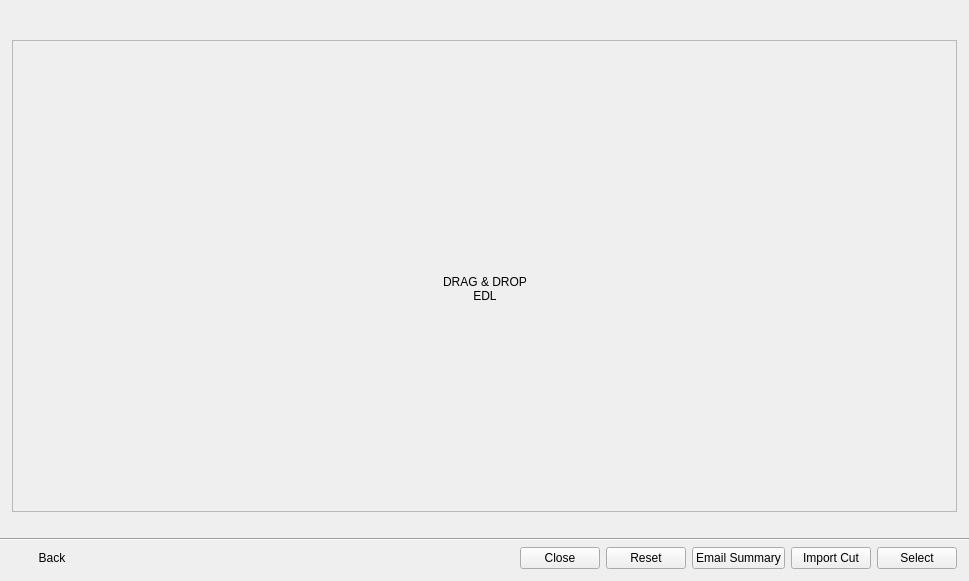
Qt form resources/dialog.ui (shotgunsoftware/tk-multi-importcut) before a commit.
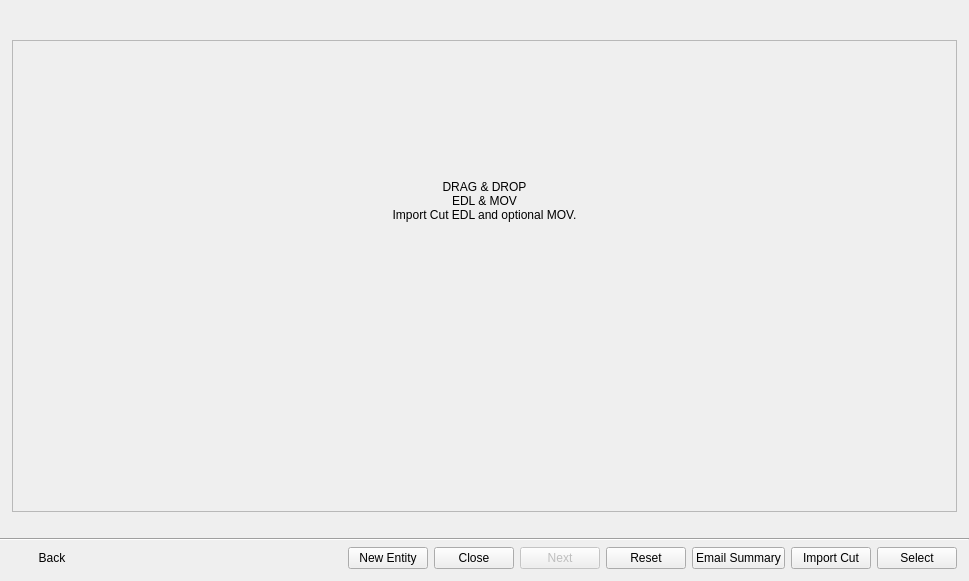
The same form after that commit. The open tabs and pages were chosen to show the change. Icons and pictures are not drawn. Custom widgets are drawn as their Qt base class.

Commit message: For #35628, #35000, and #35626, improved success screen, added support for base layer media, and user can now create linked entity on the fly. A number of bugs were also addressed. Closes #20.

```diff
--- a/resources/dialog.ui
+++ b/resources/dialog.ui
@@ -102,39 +102,133 @@
          <property name="frameShadow">
           <enum>QFrame::Raised</enum>
          </property>
-         <layout class="QGridLayout" name="gridLayout">
-          <item row="1" column="0">
-           <spacer name="horizontalSpacer_10">
-            <property name="orientation">
-             <enum>Qt::Horizontal</enum>
-            </property>
-            <property name="sizeHint" stdset="0">
+         <layout class="QVBoxLayout" name="verticalLayout_12" stretch="0,0,0,0,0,0,0">
+          <property name="spacing">
+           <number>0</number>
+          </property>
+          <property name="leftMargin">
+           <number>0</number>
+          </property>
+          <property name="topMargin">
+           <number>0</number>
+          </property>
+          <property name="rightMargin">
+           <number>0</number>
+          </property>
+          <property name="bottomMargin">
+           <number>0</number>
+          </property>
+          <item>
+           <layout class="QHBoxLayout" name="horizontalLayout_12">
+            <property name="spacing">
+             <number>0</number>
+            </property>
+            <property name="leftMargin">
+             <number>27</number>
+            </property>
+            <property name="topMargin">
+             <number>30</number>
+            </property>
+            <item>
+             <widget class="QLabel" name="edl_added_icon">
+              <property name="enabled">
+               <bool>false</bool>
+              </property>
+              <property name="minimumSize">
              <size>
-              <width>40</width>
-              <height>20</height>
-             </size>
-            </property>
-           </spacer>
-          </item>
-          <item row="1" column="2">
-           <spacer name="horizontalSpacer_11">
-            <property name="orientation">
-             <enum>Qt::Horizontal</enum>
-            </property>
-            <property name="sizeHint" stdset="0">
+                <width>0</width>
+                <height>30</height>
+               </size>
+              </property>
+              <property name="maximumSize">
+               <size>
+                <width>30</width>
+                <height>30</height>
+               </size>
+              </property>
+              <property name="text">
+               <string/>
+              </property>
+              <property name="pixmap">
+               <pixmap resource="resources.qrc">:/tk_multi_importcut/edl_added_icon_30px.png</pixmap>
+              </property>
+              <property name="scaledContents">
+               <bool>true</bool>
+              </property>
+             </widget>
+            </item>
+            <item>
+             <widget class="QLabel" name="mov_added_icon">
+              <property name="enabled">
+               <bool>false</bool>
+              </property>
+              <property name="sizePolicy">
+               <sizepolicy hsizetype="Preferred" vsizetype="Preferred">
+                <horstretch>0</horstretch>
+                <verstretch>0</verstretch>
+               </sizepolicy>
+              </property>
+              <property name="minimumSize">
              <size>
-              <width>40</width>
-              <height>20</height>
-             </size>
-            </property>
-           </spacer>
-          </item>
-          <item row="1" column="1">
+                <width>0</width>
+                <height>30</height>
+               </size>
+              </property>
+              <property name="maximumSize">
+               <size>
+                <width>30</width>
+                <height>30</height>
+               </size>
+              </property>
+              <property name="text">
+               <string/>
+              </property>
+              <property name="pixmap">
+               <pixmap resource="resources.qrc">:/tk_multi_importcut/mov_added_icon_30px.png</pixmap>
+              </property>
+              <property name="scaledContents">
+               <bool>true</bool>
+              </property>
+             </widget>
+            </item>
+            <item>
+             <widget class="QLabel" name="file_added_label">
+              <property name="enabled">
+               <bool>false</bool>
+              </property>
+              <property name="minimumSize">
+               <size>
+                <width>0</width>
+                <height>30</height>
+               </size>
+              </property>
+              <property name="text">
+               <string/>
+              </property>
+              <property name="indent">
+               <number>10</number>
+              </property>
+             </widget>
+            </item>
+           </layout>
+          </item>
+          <item>
+           <layout class="QHBoxLayout" name="horizontalLayout_13">
+            <property name="topMargin">
+             <number>40</number>
+            </property>
+            <item>
            <widget class="QLabel" name="drop_area_icon_label">
+              <property name="sizePolicy">
+               <sizepolicy hsizetype="Preferred" vsizetype="Preferred">
+                <horstretch>0</horstretch>
+                <verstretch>0</verstretch>
+               </sizepolicy>
+              </property>
             <property name="maximumSize">
              <size>
-              <width>200</width>
-              <height>200</height>
+                <width>184</width>
+                <height>80</height>
              </size>
             </property>
             <property name="text">
@@ -146,20 +240,95 @@
             <property name="scaledContents">
              <bool>true</bool>
             </property>
-           </widget>
-          </item>
-          <item row="2" column="1">
+              <property name="alignment">
+               <set>Qt::AlignCenter</set>
+              </property>
+             </widget>
+            </item>
+           </layout>
+          </item>
+          <item>
+           <spacer name="verticalSpacer_7">
+            <property name="orientation">
+             <enum>Qt::Vertical</enum>
+            </property>
+            <property name="sizeType">
+             <enum>QSizePolicy::Fixed</enum>
+            </property>
+            <property name="sizeHint" stdset="0">
+             <size>
+              <width>20</width>
+              <height>25</height>
+             </size>
+            </property>
+           </spacer>
+          </item>
+          <item>
+           <layout class="QVBoxLayout" name="verticalLayout_11">
+            <property name="spacing">
+             <number>0</number>
+            </property>
+            <item>
            <widget class="QLabel" name="drop_area_label">
+              <property name="lineWidth">
+               <number>1</number>
+              </property>
+              <property name="midLineWidth">
+               <number>0</number>
+              </property>
             <property name="text">
-             <string>DRAG &amp; DROP
-EDL</string>
+               <string>DRAG &amp; DROP</string>
+              </property>
+              <property name="alignment">
+               <set>Qt::AlignHCenter|Qt::AlignTop</set>
+              </property>
+              <property name="indent">
+               <number>0</number>
+              </property>
+             </widget>
+            </item>
+           </layout>
+          </item>
+          <item>
+           <layout class="QVBoxLayout" name="verticalLayout_14">
+            <property name="spacing">
+             <number>0</number>
+            </property>
+            <item>
+             <widget class="QLabel" name="label_2">
+              <property name="text">
+               <string>EDL &amp; MOV</string>
+              </property>
+              <property name="alignment">
+               <set>Qt::AlignHCenter|Qt::AlignTop</set>
+              </property>
+              <property name="wordWrap">
+               <bool>false</bool>
+              </property>
+              <property name="indent">
+               <number>0</number>
+              </property>
+             </widget>
+            </item>
+           </layout>
+          </item>
+          <item>
+           <widget class="QLabel" name="instructions_label">
+            <property name="text">
+             <string>Import Cut EDL and optional MOV.</string>
             </property>
             <property name="alignment">
              <set>Qt::AlignCenter</set>
             </property>
+            <property name="margin">
+             <number>15</number>
+            </property>
+            <property name="indent">
+             <number>0</number>
+            </property>
            </widget>
           </item>
-          <item row="3" column="1">
+          <item>
            <spacer name="verticalSpacer_6">
             <property name="orientation">
              <enum>Qt::Vertical</enum>
@@ -172,19 +341,6 @@
             </property>
            </spacer>
           </item>
-          <item row="0" column="1">
-           <spacer name="verticalSpacer_7">
-            <property name="orientation">
-             <enum>Qt::Vertical</enum>
-            </property>
-            <property name="sizeHint" stdset="0">
-             <size>
-              <width>20</width>
-              <height>40</height>
-             </size>
-            </property>
-           </spacer>
-          </item>
          </layout>
         </widget>
        </item>
@@ -1492,7 +1648,7 @@
     </widget>
    </item>
    <item>
-    <layout class="QHBoxLayout" name="horizontalLayout" stretch="0,1,0,0,0,0,0">
+    <layout class="QHBoxLayout" name="horizontalLayout" stretch="0,1,0,0,0,0,0,0,0">
      <property name="leftMargin">
       <number>12</number>
      </property>
@@ -1532,6 +1688,13 @@
        </property>
       </spacer>
      </item>
+     <item>
+      <widget class="QPushButton" name="create_entity_button">
+       <property name="text">
+        <string>New Entity</string>
+       </property>
+      </widget>
+     </item>
      <item>
       <widget class="QPushButton" name="cancel_button">
        <property name="text">
@@ -1539,6 +1702,16 @@
        </property>
       </widget>
      </item>
+     <item>
+      <widget class="QPushButton" name="next_button">
+       <property name="enabled">
+        <bool>false</bool>
+       </property>
+       <property name="text">
+        <string>Next</string>
+       </property>
+      </widget>
+     </item>
      <item>
       <widget class="QPushButton" name="reset_button">
        <property name="text">
```
Left out of the diff: 105 changed lines with no effect on the pictures. Lines whose indentation alone changed are shown as unchanged. The commit also changes 58 other files.
